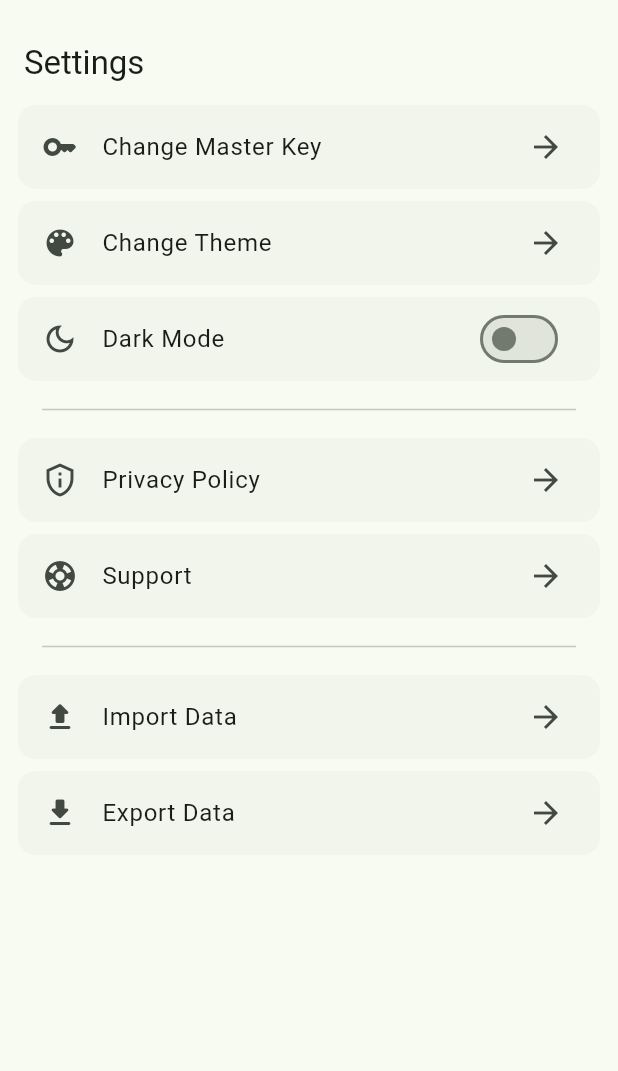
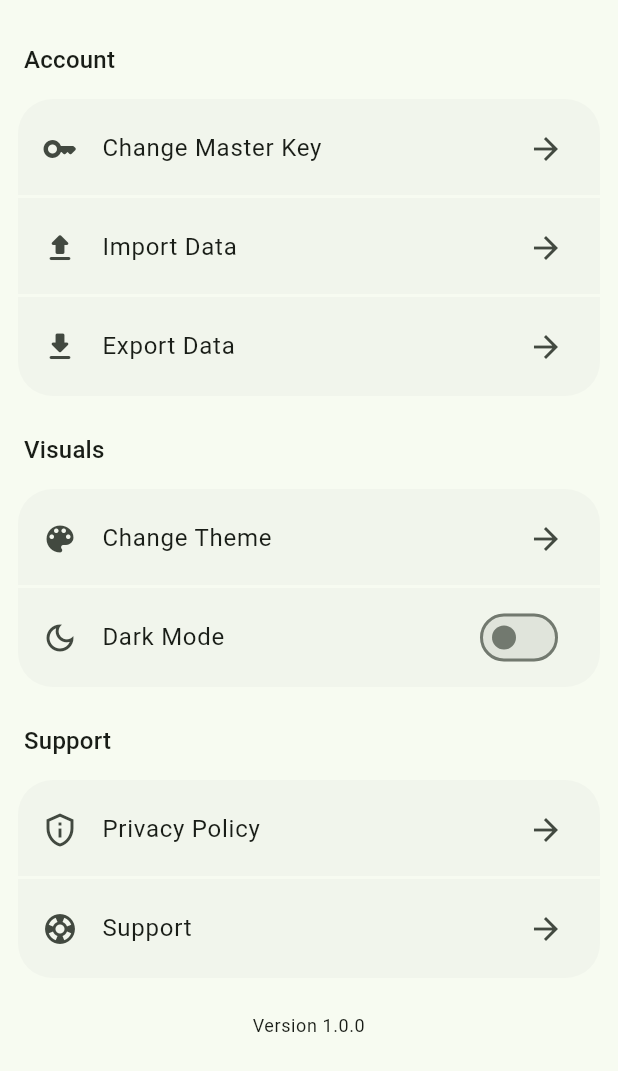
Before and after one commit to adeemmm23/password_manager, a Flutter app: the Settings screen opened directly, on a phone screen of 412 x 824 dp. Shown: the top 1071 px of the screen. Run offline on Flutter 3.47's test engine with Material 3 defaults, Android fonts, the phone set to English and light mode, and no system bars; our stand-ins replace go_router, local_auth, material_symbols_icons, shared_preferences; accounts and stored records are empty.

Commit message:
Add support for navigating to the Collection page from the Passwords page

```diff
--- /dev/null
+++ b/lib/pages/views/collection.dart
@@ -0,0 +1,10 @@
+import 'package:flutter/material.dart';
+
+class Collection extends StatelessWidget {
+  const Collection({super.key});
+
+  @override
+  Widget build(BuildContext context) {
+    return Scaffold(appBar: AppBar(), body: const Center(child: Text("Heyy")));
+  }
+}
--- a/lib/pages/views/passwords.dart
+++ b/lib/pages/views/passwords.dart
@@ -1,4 +1,5 @@
 import 'package:flutter/material.dart';
+import 'package:go_router/go_router.dart';
 import 'package:material_symbols_icons/symbols.dart';
 import 'package:password_manager/utils/passwords_storage.dart';
 
@@ -100,14 +101,11 @@ class _PasswordsState extends State<Passwords> {
                   subtitle: Text(
                       "${passwords[index]['accounts'].length.toString()} accounts"),
                   trailing: IconButton(
-                    icon: const Icon(Symbols.arrow_right_rounded,
-                        weight: 600, opticalSize: 28),
-                    onPressed: () => ScaffoldMessenger.of(context).showSnackBar(
-                      const SnackBar(
-                        content: Text('Copied to clipboard'),
-                      ),
-                    ),
-                  ),
+                      icon: const Icon(Symbols.arrow_right_rounded,
+                          weight: 600, opticalSize: 28),
+                      onPressed: () {
+                        context.push("/collection");
+                      }),
                 ),
               ),
             const SizedBox(height: 4),
--- a/lib/pages/views/settings.dart
+++ b/lib/pages/views/settings.dart
@@ -17,11 +17,11 @@ class _SettingsState extends State<Settings> {
   @override
   void initState() {
     super.initState();
-    // auth.isDeviceSupported().then((value) {
-    //   setState(() {
-    //     isSupported = value;
-    //   });
-    // });
+    auth.isDeviceSupported().then((value) {
+      setState(() {
+        isSupported = value;
+      });
+    });
   }
 
   // FingerPrint method
@@ -68,36 +68,98 @@ class _SettingsState extends State<Settings> {
       children: [
         Padding(
           padding: const EdgeInsets.only(left: 8, top: 20, bottom: 10),
+          child:
+              Text('Account', style: Theme.of(context).textTheme.titleMedium),
+        ),
+        Card(
+            elevation: 2,
+            clipBehavior: Clip.antiAliasWithSaveLayer,
+            shadowColor: Colors.transparent,
+            shape: RoundedRectangleBorder(
+              borderRadius: BorderRadius.circular(23),
+            ),
+            child: Column(
+              children: [
+                ListTile(
+                  visualDensity: const VisualDensity(vertical: 2.5),
+                  trailing: const Icon(Icons.arrow_forward),
+                  leading: const Icon(Icons.key_rounded),
+                  title: const Text('Change Master Key'),
+                  onTap: () {},
+                ),
+                Divider(
+                  height: 0,
+                  thickness: 2,
+                  color: Theme.of(context).colorScheme.background,
+                ),
+                if (isSupported)
+                  ListTile(
+                    visualDensity: const VisualDensity(vertical: 2.5),
+                    trailing: Switch(
+                      value: pinLock,
+                      onChanged: (value) {
+                        getAvailableBiometrics(value);
+                      },
+                    ),
+                    leading: const Icon(Icons.fingerprint),
+                    title: const Text('Pin lock'),
+                  ),
+                Divider(
+                  height: 0,
+                  thickness: 2,
+                  color: Theme.of(context).colorScheme.background,
+                ),
+                ListTile(
+                  visualDensity: const VisualDensity(vertical: 2.5),
+                  trailing: const Icon(Icons.arrow_forward),
+                  leading: const Icon(Icons.upload_rounded),
+                  title: const Text('Import Data'),
+                  onTap: () {},
+                ),
+                Divider(
+                  height: 0,
+                  thickness: 2,
+                  color: Theme.of(context).colorScheme.background,
+                ),
+                ListTile(
+                  visualDensity: const VisualDensity(vertical: 2.5),
+                  trailing: const Icon(Icons.arrow_forward),
+                  leading: const Icon(Icons.download_rounded),
+                  title: const Text('Export Data'),
+                  onTap: () {},
+                ),
+              ],
+            )),
+        Padding(
+          padding: const EdgeInsets.only(left: 8, top: 20, bottom: 10),
           child: Text(
-            'Settings',
-            style: Theme.of(context).textTheme.titleLarge,
+            'Visuals',
+            style: Theme.of(context).textTheme.titleMedium,
           ),
         ),
         Card(
             elevation: 2,
             clipBehavior: Clip.antiAliasWithSaveLayer,
             shadowColor: Colors.transparent,
-            child: ListTile(
-              trailing: const Icon(Icons.arrow_forward),
-              leading: const Icon(Icons.key_rounded),
-              title: const Text('Change Master Key'),
-              onTap: () {},
-            )),
-        Card(
-            elevation: 2,
-            clipBehavior: Clip.antiAliasWithSaveLayer,
-            shadowColor: Colors.transparent,
-            child: ListTile(
+            shape: RoundedRectangleBorder(
+              borderRadius: BorderRadius.circular(23),
+            ),
+            child: Column(
+              children: [
+                ListTile(
+                  visualDensity: const VisualDensity(vertical: 2.5),
                   trailing: const Icon(Icons.arrow_forward),
                   leading: const Icon(Icons.color_lens_rounded),
                   title: const Text('Change Theme'),
                   onTap: () {},
-            )),
-        Card(
-            elevation: 2,
-            clipBehavior: Clip.antiAliasWithSaveLayer,
-            shadowColor: Colors.transparent,
-            child: ListTile(
+                ),
+                Divider(
+                  height: 0,
+                  thickness: 2,
+                  color: Theme.of(context).colorScheme.background,
+                ),
+                ListTile(
+                  visualDensity: const VisualDensity(vertical: 2.5),
                   trailing: Switch(
                     value: isDark == ThemeMode.dark,
                     onChanged: (value) {
@@ -106,77 +168,64 @@ class _SettingsState extends State<Settings> {
                   ),
                   leading: const Icon(Icons.dark_mode_outlined),
                   title: const Text('Dark Mode'),
+                ),
+              ],
             )),
-        if (isSupported)
-          Card(
-              elevation: 2,
-              shadowColor: Colors.transparent,
-              child: ListTile(
-                trailing: Switch(
-                  value: pinLock,
-                  onChanged: (value) {
-                    getAvailableBiometrics(value);
-                  },
+        Padding(
+          padding: const EdgeInsets.only(left: 8, top: 20, bottom: 10),
+          child: Text(
+            'Support',
+            style: Theme.of(context).textTheme.titleMedium,
           ),
-                leading: const Icon(Icons.fingerprint),
-                title: const Text('Pin lock'),
-              )),
-        const Divider(
-          height: 30,
-          indent: 20,
-          endIndent: 20,
         ),
         Card(
             elevation: 2,
             clipBehavior: Clip.antiAliasWithSaveLayer,
             shadowColor: Colors.transparent,
-            child: ListTile(
+            shape: RoundedRectangleBorder(
+              borderRadius: BorderRadius.circular(23),
+            ),
+            child: Column(
+              children: [
+                ListTile(
+                  visualDensity: const VisualDensity(vertical: 2.5),
                   trailing: const Icon(Icons.arrow_forward),
                   leading: const Icon(Icons.privacy_tip_outlined),
                   title: const Text('Privacy Policy'),
                   onTap: () {
                     ScaffoldMessenger.of(context).showSnackBar(const SnackBar(
-                  content: Text('Your informations are safe! Don\'t worry :)'),
+                      content:
+                          Text('Your informations are safe! Don\'t worry :)'),
                     ));
                   },
-            )),
-        Card(
-            elevation: 2,
-            clipBehavior: Clip.antiAliasWithSaveLayer,
-            shadowColor: Colors.transparent,
-            child: ListTile(
+                ),
+                Divider(
+                  height: 0,
+                  thickness: 2,
+                  color: Theme.of(context).colorScheme.background,
+                ),
+                ListTile(
+                  visualDensity: const VisualDensity(vertical: 2.5),
                   trailing: const Icon(Icons.arrow_forward),
                   leading: const Icon(Icons.support),
                   title: const Text('Support'),
                   onTap: () {
                     context.push('/support');
                   },
+                ),
+              ],
             )),
-        const Divider(
-          height: 30,
-          indent: 20,
-          endIndent: 20,
+        const SizedBox(
+          height: 20,
         ),
-        Card(
-            elevation: 2,
-            clipBehavior: Clip.antiAliasWithSaveLayer,
-            shadowColor: Colors.transparent,
-            child: ListTile(
-              trailing: const Icon(Icons.arrow_forward),
-              leading: const Icon(Icons.upload_rounded),
-              title: const Text('Import Data'),
-              onTap: () {},
-            )),
-        Card(
-            elevation: 2,
-            clipBehavior: Clip.antiAliasWithSaveLayer,
-            shadowColor: Colors.transparent,
-            child: ListTile(
-              trailing: const Icon(Icons.arrow_forward),
-              leading: const Icon(Icons.download_rounded),
-              title: const Text('Export Data'),
-              onTap: () {},
-            )),
+        Text(
+          'Version 1.0.0',
+          style: Theme.of(context).textTheme.bodySmall,
+          textAlign: TextAlign.center,
+        ),
+        const SizedBox(
+          height: 20,
+        ),
       ],
     ));
   }
--- a/lib/router.dart
+++ b/lib/router.dart
@@ -1,5 +1,6 @@
 import 'package:flutter/material.dart';
 import 'package:go_router/go_router.dart';
+import 'package:password_manager/pages/views/collection.dart';
 import 'package:password_manager/pages/views/support.dart';
 
 import 'main.dart';
@@ -30,6 +31,12 @@ class AppRouter {
           child: Support(),
         ),
       ),
+      GoRoute(
+        path: '/collection',
+        pageBuilder: (context, state) => const MaterialPage(
+          child: Collection(),
+        ),
+      ),
     ],
   );
 }
```
Lines whose indentation alone changed are shown as unchanged.
